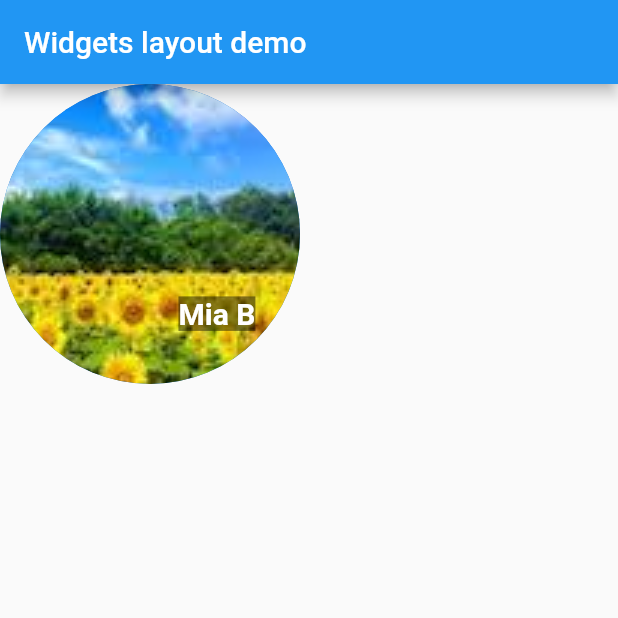
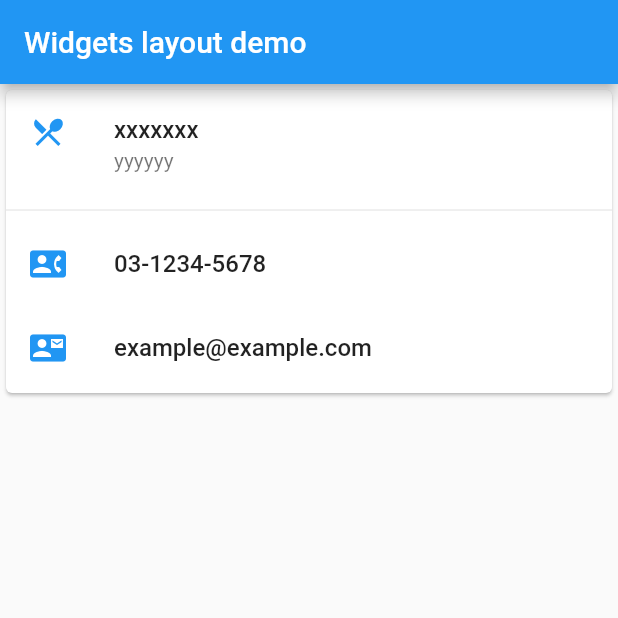
Before and after one commit to machi-nordot/flutter_example, a Flutter app: the screen it shows after launch, on a phone screen of 412 x 824 dp, the top half of it. Run offline on Flutter 3.47's test engine with Material 2 defaults, Android fonts, the phone set to English and light mode, and no system bars.

Commit message:
bible-3-2-2-widget-layout-card

```diff
--- a/lib/main.dart
+++ b/lib/main.dart
@@ -11,30 +11,40 @@ class MyApp extends StatelessWidget {
       appBar: AppBar(
         title: Text('Widgets layout demo'),
       ),
-      body: _buildStack(),
+      body: _buildCard(),
     ),
   );
 
-  Widget _buildStack() => Stack(
-    alignment: Alignment(0.6, 0.6),
-    children: <Widget>[
-      CircleAvatar(
-        backgroundImage: AssetImage('images/pic1.jpg'),
-        radius: 100,
-      ),
-      Container(
-        decoration: BoxDecoration(
-          color: Colors.black45,
-        ),
-        child: Text(
-          'Mia B',
-          style: TextStyle(
-            fontSize: 20,
-            fontWeight: FontWeight.bold,
-            color: Colors.white
-          )
-        )
+  Widget _buildCard() => SizedBox(
+    height: 210,
+    child: Card(
+      child: Column(
+        children: <Widget>[
+          ListTile(
+            title: Text('xxxxxxx', style: TextStyle(fontWeight: FontWeight.w500)),
+            subtitle: Text('yyyyyy'),
+            leading: Icon(
+              Icons.restaurant_menu,
+              color: Colors.blue[500],
+            ),
+          ),
+          Divider(),
+          ListTile(
+            title: Text('03-1234-5678', style: TextStyle(fontWeight: FontWeight.w500)),
+            leading: Icon(
+              Icons.contact_phone,
+              color: Colors.blue[500],
+            )
+          ),
+          ListTile(
+            title: Text('example@example.com', style: TextStyle(fontWeight: FontWeight.w500)),
+            leading: Icon(
+              Icons.contact_mail,
+              color: Colors.blue[500],
+            )
+          ),
+        ],
       )
-    ],
+    ),
   );
 }
```
